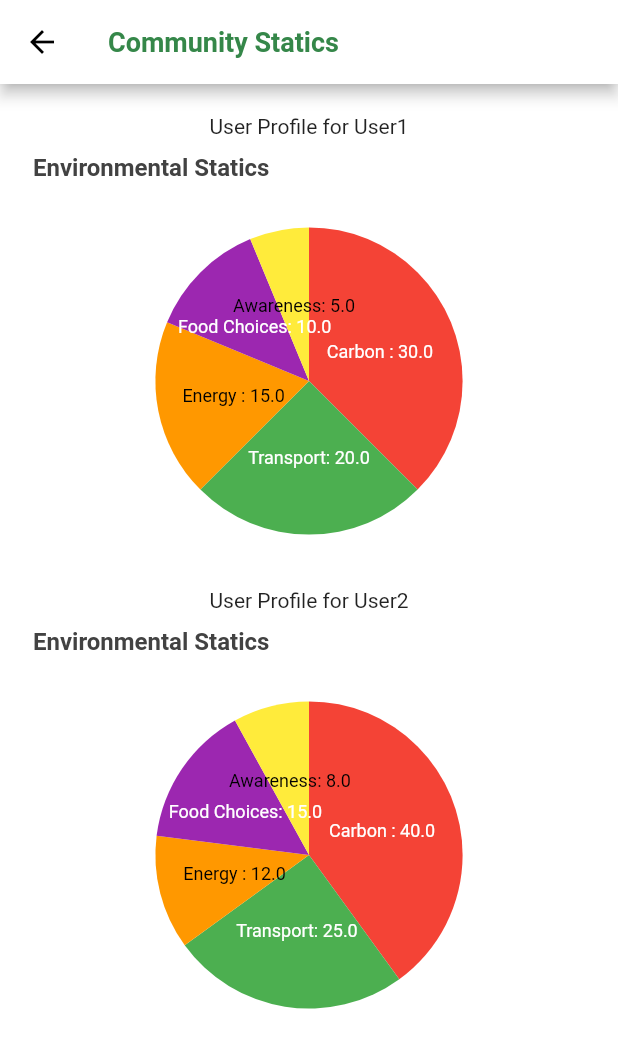
After one commit to obiomagodswillmichae/Planetzo, a Flutter app: the EnvironmentalStatisticsScreen screen opened directly, on a phone screen of 412 x 824 dp. The commit adds this screen. Shown: the top 1048 px of the screen. Run offline on Flutter 3.47's test engine with Material 2 defaults, Android fonts, the phone set to English and light mode, and no system bars; our stand-ins replace animated_notch_bottom_bar, another_flushbar, cloud_firestore, dots_indicator, firebase_auth, firebase_core and 7 more; missing offline and left inert: auth_handler, flutter_text_form_field, flutter_utilities; accounts and stored records are empty; Roboto replaces fonts that are missing (Nunito).

Commit message:
minor chnages

```diff
--- a/lib/Screens/BottomNavPages/Profile/profile.dart
+++ b/lib/Screens/BottomNavPages/Profile/profile.dart
@@ -18,11 +18,25 @@ import '../../../Styles/colors.dart';
 import '../../../Utils/page_service.dart';
 import '../../../Widgets/custom_button.dart';
 import '../../CarbornFootprint/carborn_get_started.dart';
+import '../../community_overview.dart';
 import '../Actions/tips_screen.dart';
 
-class ProfilePage extends StatelessWidget {
+class ProfilePage extends StatefulWidget {
   const ProfilePage({Key? key}) : super(key: key);
 
+  @override
+  State<ProfilePage> createState() => _ProfilePageState();
+}
+
+class _ProfilePageState extends State<ProfilePage> {
+  void navigateToEnvironmentalStatistics(BuildContext context) {
+    Navigator.push(
+      context,
+      MaterialPageRoute(
+        builder: (context) => EnvironmentalStatisticsScreen(),
+      ),
+    );
+  }
 
   @override
   Widget build(BuildContext context) {
@@ -396,53 +410,43 @@ class ProfilePage extends StatelessWidget {
                     ),
                     GestureDetector(
                       onTap: () {
-                        showDialog(context: context, builder: (context) => AlertDialog(
-                          title: Text("Coming Soon", style: PageService.bigHeaderStyle,),
-                          actions: [
-                            TextButton(onPressed: () {
-                              Navigator.pop(context);
-                            }, child: Text("Ok", style: PageService.bigHeaderStyle,))
-                          ],
-                        ),);
+                        nextPage(context, page: EnvironmentalStatisticsScreen());
                       },
                       child: Card(
-
                         elevation: 5,
                         child: Row(
-                          crossAxisAlignment:
-                          CrossAxisAlignment.center,
+                          crossAxisAlignment: CrossAxisAlignment.center,
                           children: [
                             Padding(
-                                padding: EdgeInsets.fromLTRB(
-                                    5, 0, 10, 0),
+                              padding: EdgeInsets.fromLTRB(5, 0, 10, 0),
                               child: Icon(
-                                  MdiIcons.share,
+                                Icons.group,
                                 color: AppColor.primaryColor,
                                 size: 30,
-                                )),
+                              ),
+                            ),
                             const SizedBox(
                               height: 60,
                               child: Column(
-                                mainAxisAlignment:
-                                MainAxisAlignment.center,
-                                crossAxisAlignment:
-                                CrossAxisAlignment.start,
+                                mainAxisAlignment: MainAxisAlignment.center,
+                                crossAxisAlignment: CrossAxisAlignment.start,
                                 children: [
                                   Padding(
-                                      padding: EdgeInsets.fromLTRB(
-                                          0, 0, 0, 3),
+                                    padding: EdgeInsets.fromLTRB(0, 0, 0, 3),
                                     child: Text(
-                                        'Share to friends',
+                                      'Community User Statics',
                                       style: TextStyle(
-                                            fontWeight:
-                                            FontWeight.bold,
-                                            fontSize: 12),
-                                      )),
+                                        fontWeight: FontWeight.bold,
+                                        fontSize: 12,
+                                      ),
+                                    ),
+                                  ),
                                   SizedBox(
                                     child: Text(
-                                        'Modify your profile details',
+                                      'View Community User Statics',
                                       style: TextStyle(fontSize: 10),
-                                      )),
+                                    ),
+                                  ),
                                 ],
                               ),
                             ),
@@ -456,6 +460,7 @@ class ProfilePage extends StatelessWidget {
                         ),
                       ),
                     ),
+
                     SizedBox(height: 5,),
                     GestureDetector(
                       onTap: () {
@@ -650,5 +655,4 @@ class ProfilePage extends StatelessWidget {
     );
   }
 
-
 }
--- /dev/null
+++ b/lib/Screens/community_overview.dart
@@ -0,0 +1,91 @@
+import 'package:flutter/material.dart';
+import 'package:syncfusion_flutter_charts/charts.dart';
+
+import '../Utils/page_service.dart';
+
+class UserData {
+  final String category;
+  final double value;
+  final Color color;
+
+  UserData(this.category, this.value, this.color);
+}
+
+class UserProfile {
+  final String userName;
+  final double carbonFootprint;
+  final double transport;
+  final double home;
+  final double food;
+  final double bushBurning;
+
+  UserProfile(this.userName, this.carbonFootprint, this.transport, this.home, this.food, this.bushBurning);
+}
+
+class EnvironmentalStatisticsScreen extends StatelessWidget {
+  // Example user profiles
+  final List<UserProfile> users = [
+    UserProfile('User1', 30.0, 20.0, 15.0, 10.0, 5.0),
+    UserProfile('User2', 40.0, 25.0, 12.0, 15.0, 8.0),
+    // Add more user profiles as needed
+  ];
+
+  List<UserData> buildDataSource(UserProfile user) {
+    return <UserData>[
+      UserData('Carbon ', user.carbonFootprint, Colors.red),
+      UserData('Transport', user.transport, Colors.green),
+      UserData('Energy ', user.home, Colors.orange),
+      UserData('Food Choices', user.food, Colors.purple),
+      UserData('Awareness', user.bushBurning, Colors.yellow),
+    ];
+  }
+
+  @override
+  Widget build(BuildContext context) {
+    return Scaffold(
+      appBar: AppBar(
+        leading: BackButton(color: Colors.black,),
+        title: Text('Community Statics', style: PageService.bigHeaderStyle,),
+      ),
+      body: Center(
+        child: Container(
+          padding: EdgeInsets.symmetric(horizontal: 12, vertical: 20),
+          child: Column(
+            children: users.map((user) {
+              return Column(
+                children: [
+                  Text('User Profile for ${user.userName}'),
+                  SfCircularChart(
+                    title: ChartTitle(
+                      alignment: ChartAlignment.near,
+                      text: 'Environmental Statics',
+                      textStyle: TextStyle(fontSize: 16, fontWeight: FontWeight.bold),
+                    ),
+                    series: <CircularSeries>[
+                      PieSeries<UserData, String>(
+                        dataSource: buildDataSource(user),
+                        xValueMapper: (UserData data, _) => data.category,
+                        yValueMapper: (UserData data, _) => data.value,
+                        pointColorMapper: (UserData data, _) => data.color,
+                        dataLabelMapper: (UserData data, _) {
+                          if (data.category == 'Carbon ') {
+                            final totalCarbonFootprint = user.carbonFootprint;
+                            if (totalCarbonFootprint > 50) {
+                              return 'Warning: ${data.category}: $totalCarbonFootprint';
+                            }
+                          }
+                          return '${data.category}: ${data.value}';
+                        },
+                        dataLabelSettings: DataLabelSettings(isVisible: true),
+                      ),
+                    ],
+                  ),
+                ],
+              );
+            }).toList(),
+          ),
+        ),
+      ),
+    );
+  }
+}
```
Also changed, not shown: lib/rough.dart (added). Lines whose indentation alone changed are shown as unchanged.
